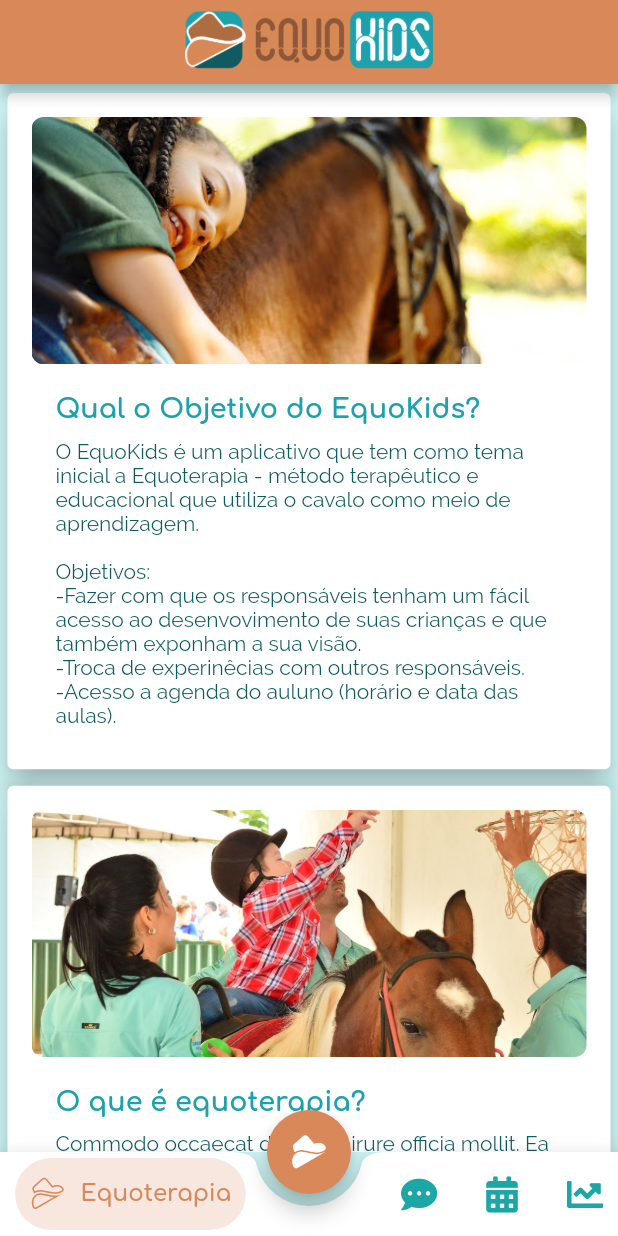
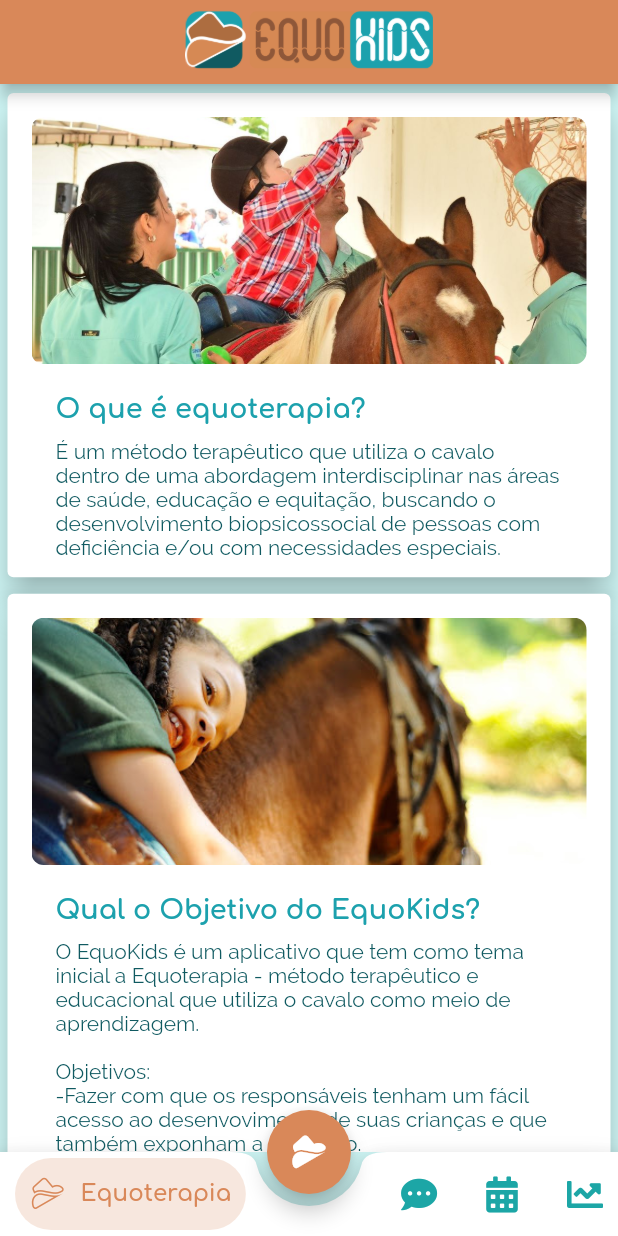
Before and after one commit to VitorHugoOli/EquoKids, a Flutter app: the screen it shows after launch, on a phone screen of 412 x 824 dp. Run offline on Flutter 3.47's test engine with Material 2 defaults, Android fonts, the phone set to English and light mode, and no system bars; drawn by our look-alikes of badges; our stand-ins replace charts_flutter, flushbar, flutter_calendar_carousel, font_awesome_flutter, image_picker, lottie; project files that could hold a hidden picture were left out.

Commit message:
Editando Textos na pagina inicial

```diff
--- a/lib/EquinoTerapia/Equinoterapia.dart
+++ b/lib/EquinoTerapia/Equinoterapia.dart
@@ -2,39 +2,42 @@ import 'package:EquoKids/Utils/Card.dart';
 import 'package:flutter/material.dart';
 
 class Equinoterapia extends StatelessWidget {
-
-  static List<Widget> cardItems = <Widget>[GenericCard(
-    title: "Qual o Objetivo do EquoKids?",
-    subtitle:
-    "O EquoKids é um aplicativo que tem como tema inicial a Equoterapia - método terapêutico e educacional que utiliza o cavalo como meio de aprendizagem.\n\n" +
-        "Objetivos: \n" +
-        "-Fazer com que os responsáveis tenham um fácil acesso ao desenvovimento de suas crianças e que também exponham a sua visão.\n" +
-        "-Troca de experinêcias com outros responsáveis.\n" +
-        "-Acesso a agenda do auluno (horário e data das aulas).\n",
-    image: "assets/question1.jpg",
-  ),
+  static List<Widget> cardItems = <Widget>[
     GenericCard(
       title: "O que é equoterapia?",
       subtitle:
-      "Commodo occaecat deserunt irure officia mollit. Ea proident ipsum est deserunt ipsum minim ipsum dolore quis. Quis sunt non dolore irure ea officia velit nostrud incididunt do cupidatat do eu id. Nostrud tempor labore sunt amet in.",
+          "É um método terapêutico que utiliza o cavalo dentro de uma abordagem interdisciplinar nas áreas de saúde, educação e equitação, buscando o desenvolvimento biopsicossocial de pessoas com deficiência e/ou com necessidades especiais.",
       image: "assets/question2.jpg",
+    ),
+    GenericCard(
+      title: "Qual o Objetivo do EquoKids?",
+      subtitle:
+          "O EquoKids é um aplicativo que tem como tema inicial a Equoterapia - método terapêutico e educacional que utiliza o cavalo como meio de aprendizagem.\n\n" +
+              "Objetivos: \n" +
+              "-Fazer com que os responsáveis tenham um fácil acesso ao desenvovimento de suas crianças e que também exponham a sua visão.\n" +
+              "-Troca de experinêcias com outros responsáveis.\n" +
+              "-Acesso a agenda do auluno (horário e data das aulas).\n",
+      image: "assets/question1.jpg",
     ),
     GenericCard(
       title: "Quais os benefícios?",
       subtitle:
-      "Commodo occaecat deserunt irure officia mollit. Ea proident ipsum est deserunt ipsum minim ipsum dolore quis. Quis sunt non dolore irure ea officia velit nostrud incididunt do cupidatat do eu id. Nostrud tempor labore sunt amet in.",
+          "A Equoterapia emprega o cavalo como agente promotor de ganhos a nível físico e psíquico. Esta atividade exige a participação do corpo inteiro, contribuindo, assim, para o desenvolvimento da força muscular, relaxamento, conscientização do próprio corpo e aperfeiçoamento da coordenação motora e do equilíbrio.",
       image: "assets/question3.jpg",
     ),
     GenericCard(
       title: "Pra quem é indicado?",
       subtitle:
-      "Commodo occaecat deserunt irure officia mollit. Ea proident ipsum est deserunt ipsum minim ipsum dolore quis. Quis sunt non dolore irure ea officia velit nostrud incididunt do cupidatat do eu id. Nostrud tempor labore sunt amet in.",
+          "Para pessoas com deficiências ou necessidades especiais, como a síndrome de Down, paralisia cerebral, derrame, esclerose múltipla, hiperatividade, autismo, crianças muito agitadas ou com dificuldade de concentração.",
       image: "assets/question4.jpg",
     ),
     GenericCard(
       title: "Existem contraindicações?",
-      subtitle:
-      "Commodo occaecat deserunt irure officia mollit. Ea proident ipsum est deserunt ipsum minim ipsum dolore quis. Quis sunt non dolore irure ea officia velit nostrud incididunt do cupidatat do eu id. Nostrud tempor labore sunt amet in.",
+      subtitle: "Luxação ou sublocação: Bloqueio articular ou limitação da amplitude de movimento para acompanhar a sessão. Desalinhamento posturais, pélvico ou de coluna, que não possam ser corrigidos;\n\n" +
+          "Traqueostomia: Os casos que ocorre a dependência de oxigenoterapia ou desconforto respiratório;\n\n" +
+          "Asma e alergia: Praticante que desencadeia crises de broncoespasmo no ambiente equoterápico, será considerado contraindicado;\n\n" +
+          "Epilepsia: Participantes com crise de epilepsia fora de controle;\n\n" +
+          "Doenças Degenerativas: Em estágios avançados da doença ou casos que ocorra esforço, fadiga ou piora da função.\n\n",
       image: "assets/question5.jpg",
     )
   ];
@@ -42,9 +45,7 @@ class Equinoterapia extends StatelessWidget {
   @override
   Widget build(BuildContext context) {
     return SingleChildScrollView(
-      child: Column(
-          children: cardItems
-      ),
+      child: Column(children: cardItems),
     );
   }
 }
```
